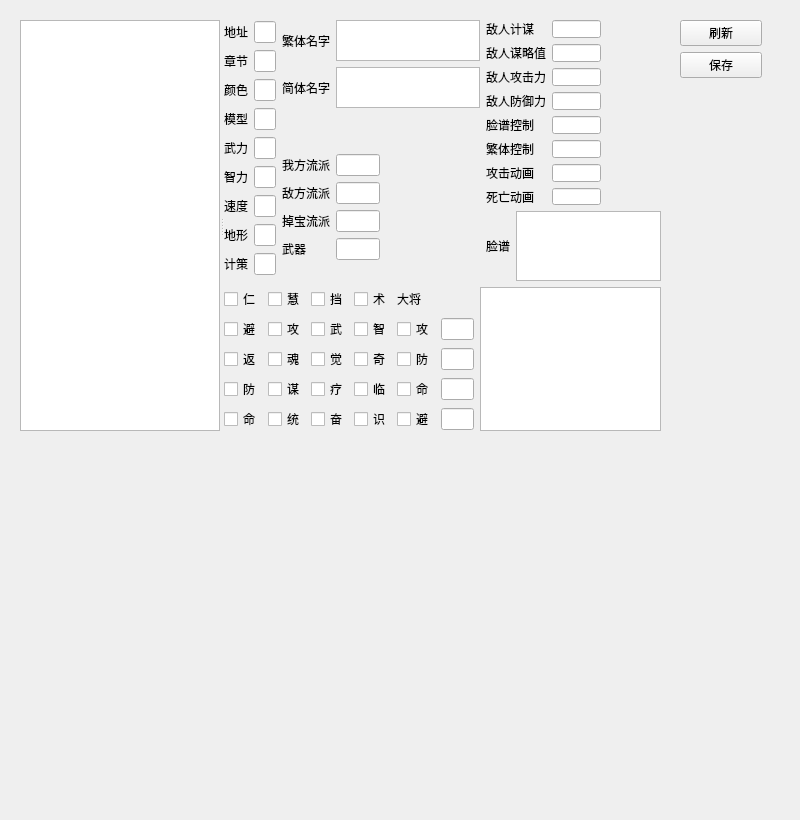
Qt form militarycommander.ui (NTS2R/nts2r_evo_editor) before a commit.
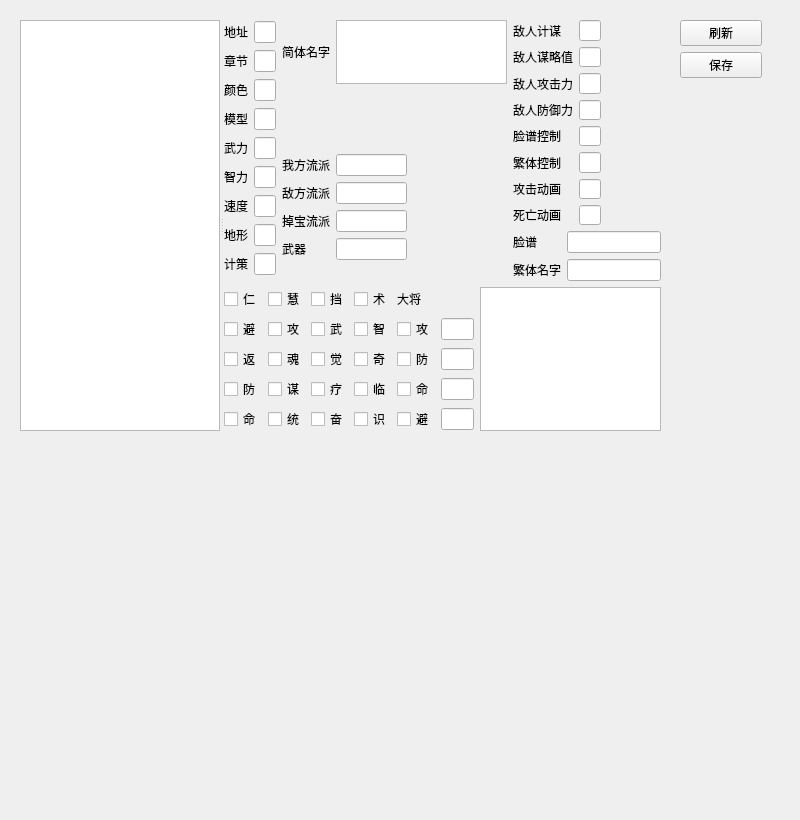
The same form after that commit.

Commit message: Add checkbox exclusive

Diff of the .ui file:
```diff
--- a/militarycommander.ui
+++ b/militarycommander.ui
@@ -208,35 +208,6 @@
         <layout class="QVBoxLayout" name="verticalLayout">
          <item>
           <layout class="QGridLayout" name="gridLayout_3">
-           <item row="2" column="1">
-            <spacer name="verticalSpacer_2">
-             <property name="orientation">
-              <enum>Qt::Vertical</enum>
-             </property>
-             <property name="sizeType">
-              <enum>QSizePolicy::Fixed</enum>
-             </property>
-             <property name="sizeHint" stdset="0">
-              <size>
-               <width>20</width>
-               <height>40</height>
-              </size>
-             </property>
-            </spacer>
-           </item>
-           <item row="0" column="1">
-            <widget class="QTextEdit" name="traditionalNameText"/>
-           </item>
-           <item row="0" column="0">
-            <widget class="QLabel" name="label_7">
-             <property name="text">
-              <string>繁体名字</string>
-             </property>
-            </widget>
-           </item>
-           <item row="1" column="1">
-            <widget class="QTextEdit" name="simpliedNameText"/>
-           </item>
            <item row="1" column="0">
             <widget class="QLabel" name="label_8">
              <property name="text">
@@ -244,6 +215,25 @@
              </property>
             </widget>
            </item>
+           <item row="2" column="1">
+            <spacer name="verticalSpacer_2">
+             <property name="orientation">
+              <enum>Qt::Vertical</enum>
+             </property>
+             <property name="sizeType">
+              <enum>QSizePolicy::Fixed</enum>
+             </property>
+             <property name="sizeHint" stdset="0">
+              <size>
+               <width>20</width>
+               <height>100</height>
+              </size>
+             </property>
+            </spacer>
+           </item>
+           <item row="1" column="1">
+            <widget class="QTextEdit" name="simpliedNameText"/>
+           </item>
           </layout>
          </item>
          <item>
@@ -436,7 +426,17 @@
             </widget>
            </item>
            <item row="0" column="1">
-            <widget class="QPlainTextEdit" name="faceText"/>
+            <widget class="QLineEdit" name="faceText"/>
+           </item>
+           <item row="1" column="0">
+            <widget class="QLabel" name="label_7">
+             <property name="text">
+              <string>繁体名字</string>
+             </property>
+            </widget>
+           </item>
+           <item row="1" column="1">
+            <widget class="QLineEdit" name="traditionalNameText"/>
            </item>
           </layout>
          </item>
```
Left out of the diff: 2 changed lines with no effect on the pictures. The commit also changes 2 other files.
